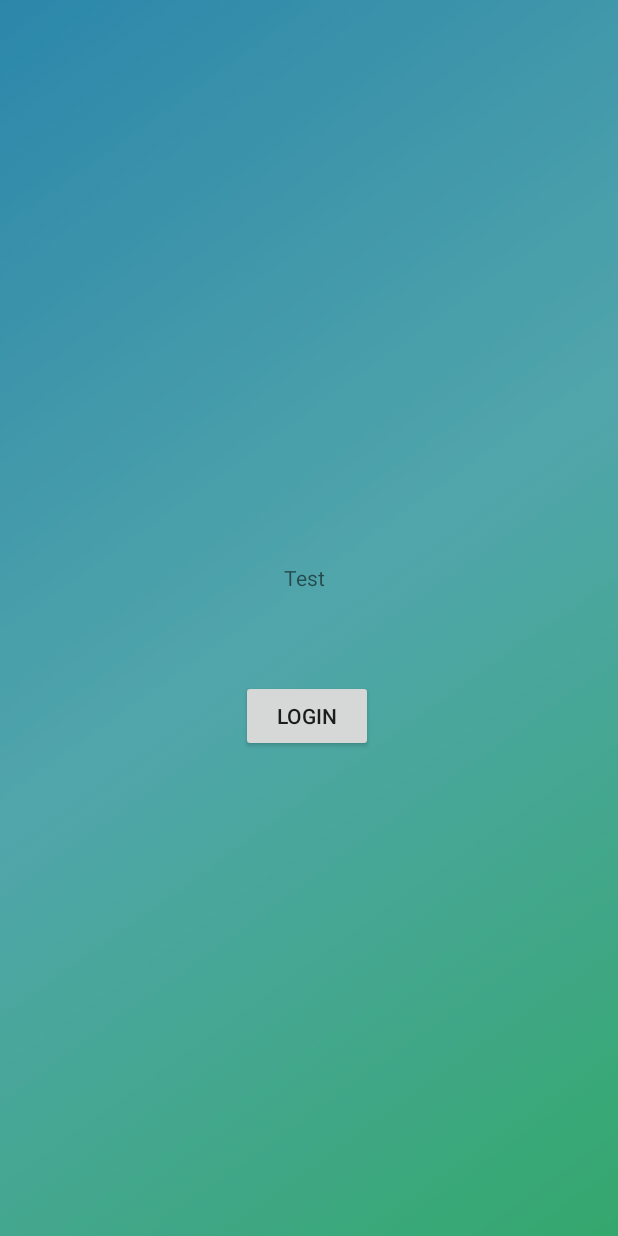
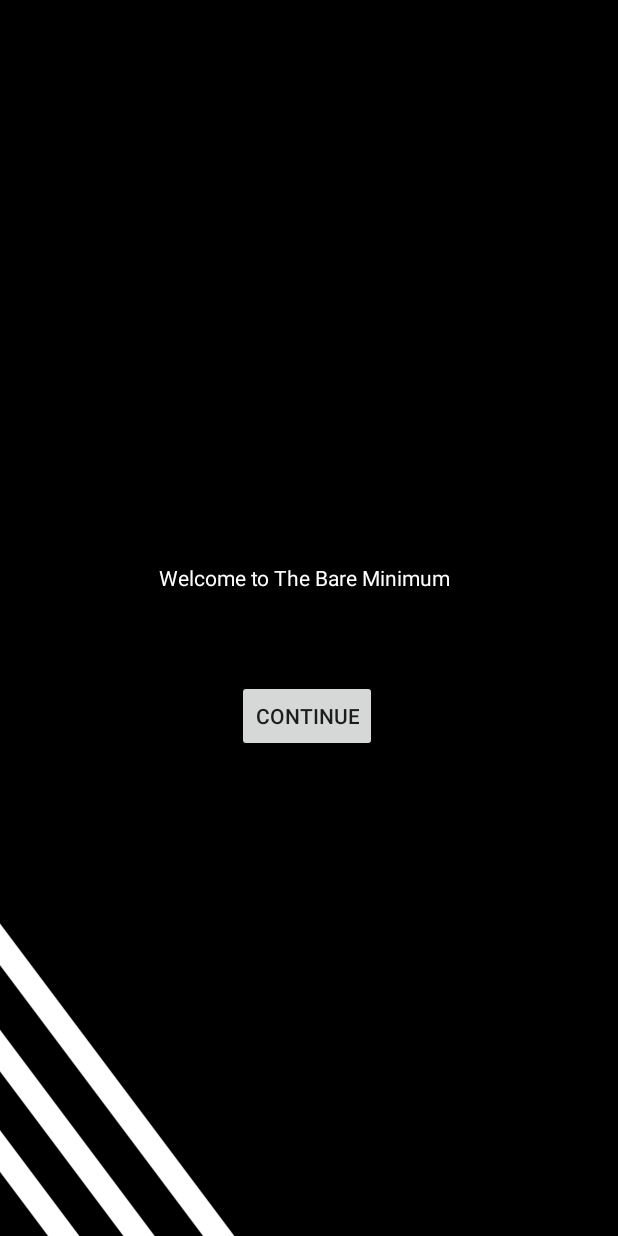
Before and after one commit to alanlyne/CS440-Final-Year-Project, an Android app: the screen it shows after launch (MainActivity), on a phone screen of 412 x 824 dp. Run offline under Robolectric (Android 15) with nearby library versions, the light colour scheme and no system bars; our stand-ins replace Firebase (no records; nobody signed in at launch, a user with empty details on screens opened directly).

Commit message:
New Background and Logo added

```diff
--- a/app/src/main/res/layout/activity_main.xml
+++ b/app/src/main/res/layout/activity_main.xml
@@ -5,7 +5,7 @@
     android:layout_width="match_parent"
     android:layout_height="match_parent"
     tools:context=".Auth.MainActivity"
-    android:background="@drawable/gradient2"
+    android:background="@drawable/bg1"
     >
 
     <TextView
@@ -18,7 +18,8 @@
         android:layout_marginEnd="179dp"
         android:layout_marginRight="179dp"
         android:layout_marginBottom="383dp"
-        android:text="Test"
+        android:text="Welcome to The Bare Minimum"
+        android:textColor="@android:color/white"
         app:layout_constraintBottom_toBottomOf="parent"
         app:layout_constraintEnd_toEndOf="parent"
         app:layout_constraintStart_toStartOf="parent"
@@ -34,7 +35,7 @@
         android:layout_marginEnd="163dp"
         android:layout_marginRight="163dp"
         android:layout_marginBottom="299dp"
-        android:text="Login"
+        android:text="Continue"
         app:layout_constraintBottom_toBottomOf="parent"
         app:layout_constraintEnd_toEndOf="parent"
         app:layout_constraintStart_toStartOf="parent"
--- a/build.gradle
+++ b/build.gradle
@@ -7,7 +7,7 @@ buildscript {
 
     }
     dependencies {
-        classpath 'com.android.tools.build:gradle:3.5.2'
+        classpath 'com.android.tools.build:gradle:3.5.3'
         classpath 'com.google.gms:google-services:4.3.2'
 
         // NOTE: Do not place your application dependencies here; they belong
```
Also changed, not shown: app/src/main/res/drawable/bg1.png (added), app/src/main/res/drawable/logo.png (added).
